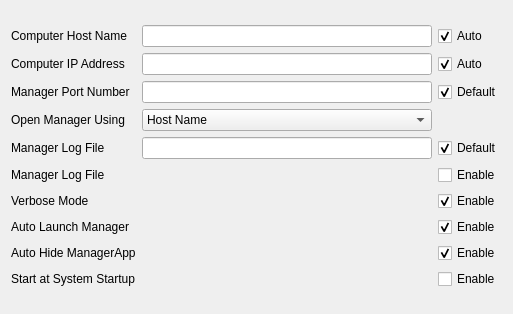
rlancaste/INDIWebManagerApp, file src/opsmanager.ui: the form before one commit.
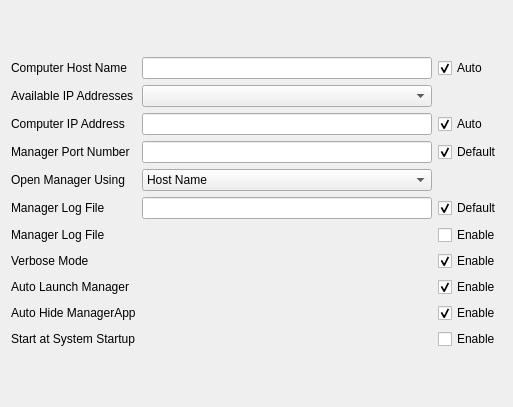
The form after the commit.

Commit message: Listing All IPs, Starting work on INDIServer control, layout updates

The edit to the form file:
```diff
--- a/src/opsmanager.ui
+++ b/src/opsmanager.ui
@@ -7,7 +7,7 @@
     <x>0</x>
     <y>0</y>
     <width>513</width>
-    <height>314</height>
+    <height>407</height>
    </rect>
   </property>
   <property name="windowTitle">
@@ -16,20 +16,30 @@
   <layout class="QVBoxLayout" name="verticalLayout">
    <item>
     <layout class="QGridLayout" name="gridLayout">
-     <item row="1" column="1">
-      <widget class="QLineEdit" name="kcfg_ComputerIPAddress">
-       <property name="readOnly">
-        <bool>true</bool>
-       </property>
-      </widget>
-     </item>
      <item row="2" column="1">
+      <widget class="QLineEdit" name="kcfg_ComputerIPAddress">
+       <property name="readOnly">
+        <bool>true</bool>
+       </property>
+      </widget>
+     </item>
+     <item row="3" column="1">
       <widget class="QLineEdit" name="kcfg_ManagerPortNumber">
        <property name="readOnly">
         <bool>true</bool>
        </property>
       </widget>
      </item>
+     <item row="9" column="2">
+      <widget class="QCheckBox" name="kcfg_EnableVerboseMode">
+       <property name="text">
+        <string>Enable</string>
+       </property>
+       <property name="checked">
+        <bool>true</bool>
+       </property>
+      </widget>
+     </item>
      <item row="0" column="2">
       <widget class="QCheckBox" name="kcfg_ComputerHostNameAuto">
        <property name="text">
@@ -47,14 +57,14 @@
        </property>
       </widget>
      </item>
-     <item row="3" column="0">
+     <item row="4" column="0">
       <widget class="QLabel" name="label_4">
        <property name="text">
         <string>Open Manager Using</string>
        </property>
       </widget>
      </item>
-     <item row="6" column="2">
+     <item row="7" column="2">
       <widget class="QCheckBox" name="kcfg_LogFilePathDefault">
        <property name="text">
         <string>Default</string>
@@ -64,14 +74,14 @@
        </property>
       </widget>
      </item>
-     <item row="14" column="0">
+     <item row="15" column="0">
       <widget class="QLabel" name="label_9">
        <property name="text">
         <string>Start at System Startup</string>
        </property>
       </widget>
      </item>
-     <item row="1" column="2">
+     <item row="2" column="2">
       <widget class="QCheckBox" name="kcfg_ComputerIPAddressAuto">
        <property name="text">
         <string>Auto</string>
@@ -81,14 +91,14 @@
        </property>
       </widget>
      </item>
-     <item row="8" column="0">
+     <item row="9" column="0">
       <widget class="QLabel" name="label_6">
        <property name="text">
         <string>Verbose Mode</string>
        </property>
       </widget>
      </item>
-     <item row="3" column="1">
+     <item row="4" column="1">
       <widget class="QComboBox" name="kcfg_ManagerOpeningMethod">
        <item>
         <property name="text">
@@ -102,7 +112,7 @@
        </item>
       </widget>
      </item>
-     <item row="2" column="2">
+     <item row="3" column="2">
       <widget class="QCheckBox" name="kcfg_ManagerPortNumberDefault">
        <property name="text">
         <string>Default</string>
@@ -112,38 +122,21 @@
        </property>
       </widget>
      </item>
-     <item row="8" column="2">
-      <widget class="QCheckBox" name="kcfg_EnableVerboseMode">
-       <property name="text">
-        <string>Enable</string>
-       </property>
-       <property name="checked">
-        <bool>true</bool>
-       </property>
-      </widget>
-     </item>
-     <item row="1" column="0">
-      <widget class="QLabel" name="label_2">
-       <property name="text">
-        <string>Computer IP Address</string>
-       </property>
-      </widget>
-     </item>
-     <item row="2" column="0">
+     <item row="3" column="0">
       <widget class="QLabel" name="label_3">
        <property name="text">
         <string>Manager Port Number</string>
        </property>
       </widget>
      </item>
-     <item row="6" column="0">
+     <item row="7" column="0">
       <widget class="QLabel" name="label_5">
        <property name="text">
         <string>Manager Log File</string>
        </property>
       </widget>
      </item>
-     <item row="10" column="2">
+     <item row="11" column="2">
       <widget class="QCheckBox" name="kcfg_AutoLaunchManager">
        <property name="text">
         <string>Enable</string>
@@ -153,21 +146,21 @@
        </property>
       </widget>
      </item>
-     <item row="10" column="0">
+     <item row="11" column="0">
       <widget class="QLabel" name="label_8">
        <property name="text">
         <string>Auto Launch Manager</string>
        </property>
       </widget>
      </item>
-     <item row="6" column="1">
+     <item row="7" column="1">
       <widget class="QLineEdit" name="kcfg_LogFilePath">
        <property name="readOnly">
         <bool>true</bool>
        </property>
       </widget>
      </item>
-     <item row="7" column="2">
+     <item row="8" column="2">
       <widget class="QCheckBox" name="kcfg_EnableWebManagerLogFile">
        <property name="text">
         <string>Enable</string>
@@ -181,14 +174,14 @@
        </property>
       </widget>
      </item>
-     <item row="7" column="0">
+     <item row="8" column="0">
       <widget class="QLabel" name="label_7">
        <property name="text">
         <string>Manager Log File</string>
        </property>
       </widget>
      </item>
-     <item row="14" column="2">
+     <item row="15" column="2">
       <widget class="QCheckBox" name="launchAtStartup">
        <property name="enabled">
         <bool>true</bool>
@@ -207,14 +200,14 @@
        </property>
       </widget>
      </item>
-     <item row="13" column="0">
+     <item row="14" column="0">
       <widget class="QLabel" name="label_10">
        <property name="text">
         <string>Auto Hide ManagerApp</string>
        </property>
       </widget>
      </item>
-     <item row="13" column="2">
+     <item row="14" column="2">
       <widget class="QCheckBox" name="kcfg_AutoHideManagerApp">
        <property name="text">
         <string>Enable</string>
@@ -224,6 +217,23 @@
        </property>
       </widget>
      </item>
+     <item row="1" column="1">
+      <widget class="QComboBox" name="IPAddressSelector"/>
+     </item>
+     <item row="2" column="0">
+      <widget class="QLabel" name="label_2">
+       <property name="text">
+        <string>Computer IP Address</string>
+       </property>
+      </widget>
+     </item>
+     <item row="1" column="0">
+      <widget class="QLabel" name="label_11">
+       <property name="text">
+        <string>Available IP Addresses</string>
+       </property>
+      </widget>
+     </item>
     </layout>
    </item>
   </layout>
```
The commit also changes 4 other files.
